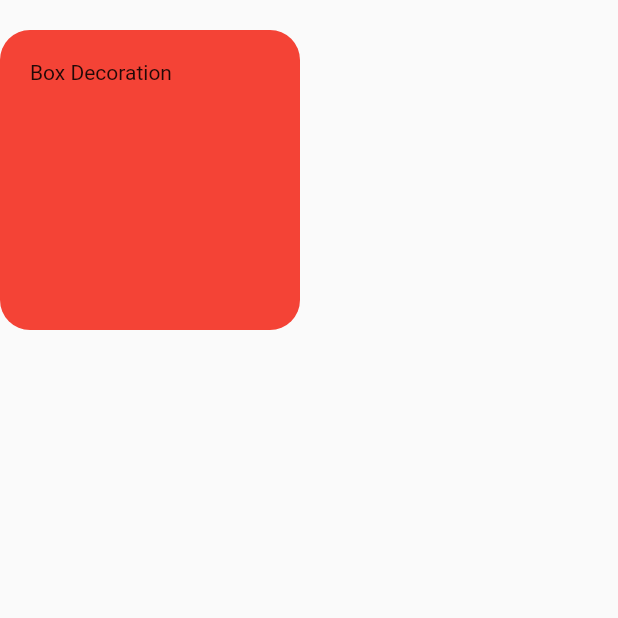
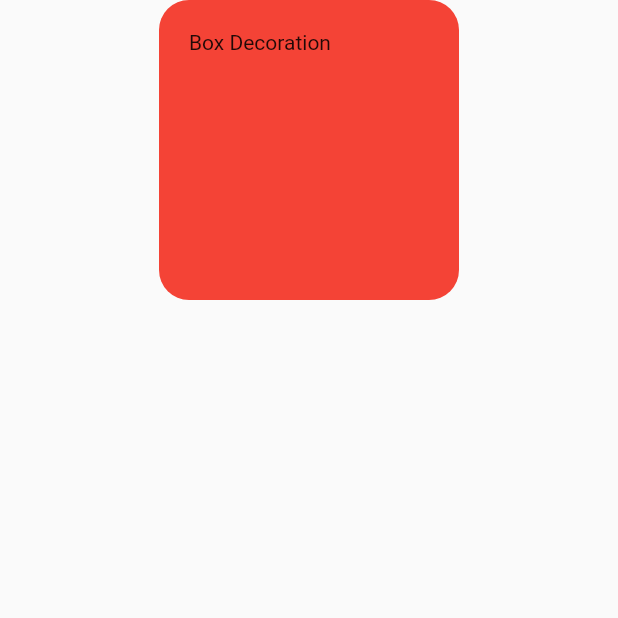
Before and after one commit to wasimiqbal1/Flutter, a Flutter app: the screen it shows after launch, on a phone screen of 412 x 824 dp, the top half of it. Run offline on Flutter 3.47's test engine with Material 2 defaults, Android fonts, the phone set to English and light mode, and no system bars.

Commit message:
flutter align

```diff
--- a/firstapp_wasim/lib/home.dart
+++ b/firstapp_wasim/lib/home.dart
@@ -10,10 +10,10 @@ class _HomeState extends State<Home> {
   @override
   Widget build(BuildContext context) {
     return Scaffold(
-      body: Column(
-        children: [
-          Container(
-            margin: EdgeInsets.only(top: 20),
+      body:
+          Align(
+            alignment: Alignment.topCenter,
+                      child: Container(
               padding: EdgeInsets.only(left: 20, top: 20),
               child: Text("Box Decoration"),
               width: 200,
@@ -23,8 +23,9 @@ class _HomeState extends State<Home> {
                 borderRadius: BorderRadius.circular(20)
 
               ),
+              ),
           )
-          ],),
+        ,
     );
   }
 }
```
Lines whose indentation alone changed are shown as unchanged.
